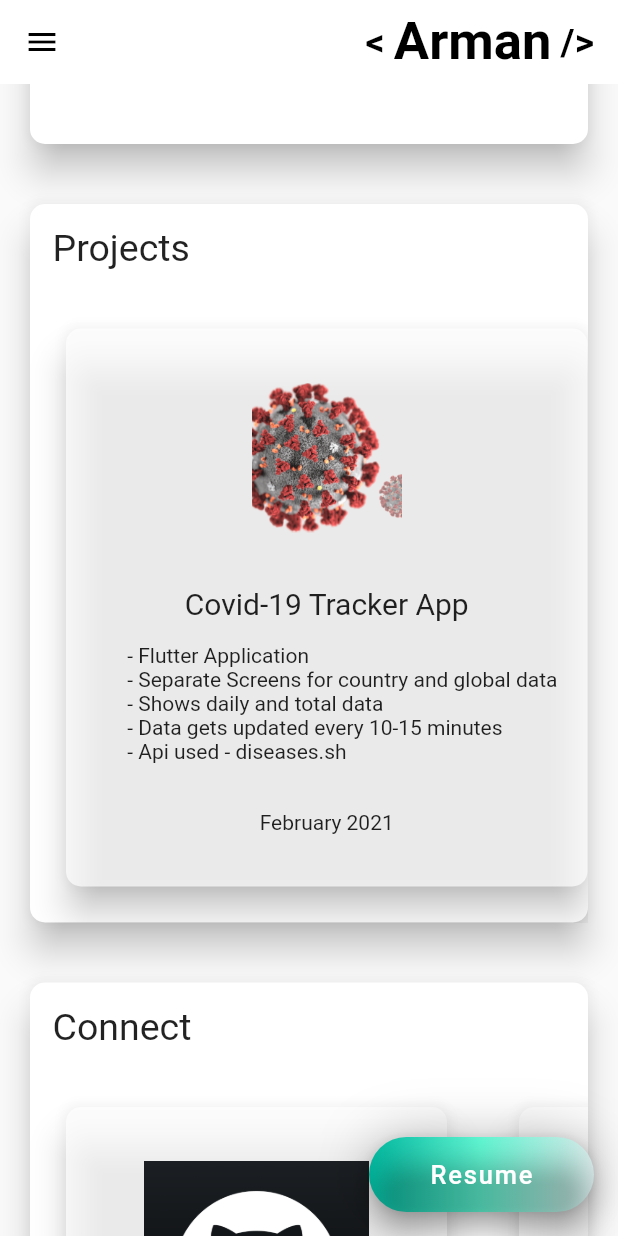
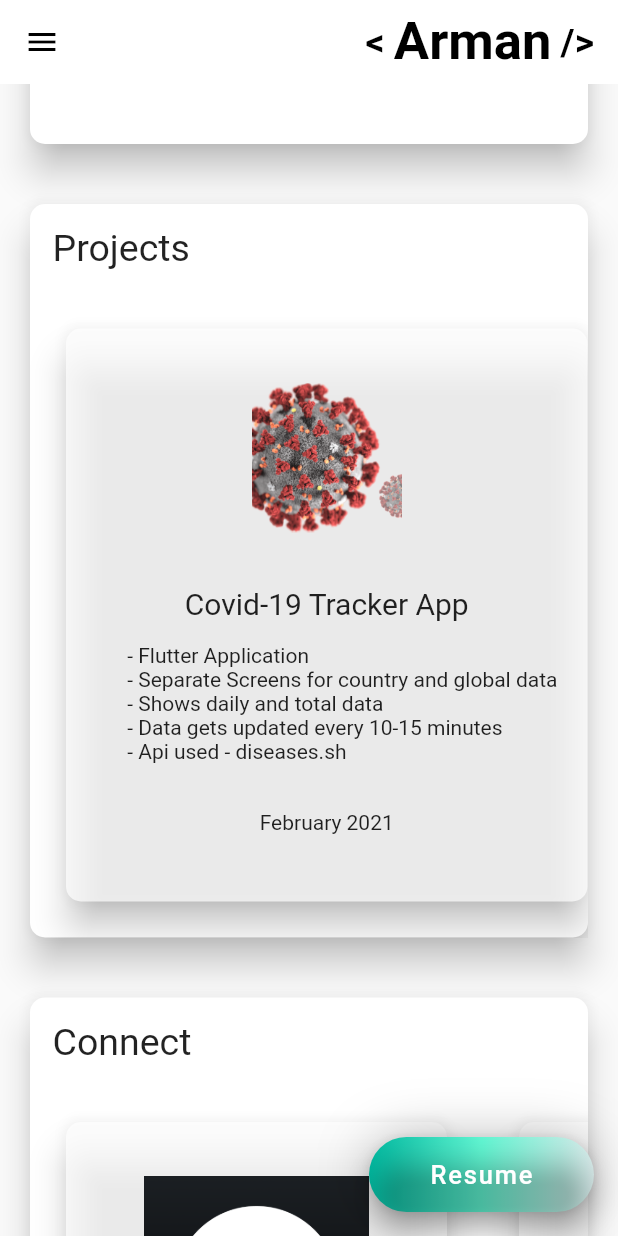
Before and after one commit to ArmanNawaz/My_Portfolio, a Flutter app: the screen it shows after launch, scrolled down 1152 dp, after a tap on "Resume", on a phone screen of 412 x 824 dp. Run offline on Flutter 3.47's test engine with Material 2 defaults, Android fonts, the phone set to English and light mode, and no system bars; drawn by our look-alikes of scrollable_positioned_list; our stand-ins replace animated_text_kit, google_fonts; network calls fail.

Commit message:
Fixed mobile UI

```diff
--- a/lib/cards/connect.dart
+++ b/lib/cards/connect.dart
@@ -8,7 +8,7 @@ class Connect extends StatelessWidget {
 
   void gotoLink(String link) {
     Uri uri = Uri.parse(link);
-    launchUrl(uri);
+    launchUrl(uri, mode: LaunchMode.externalApplication);
   }
 
   @override
--- a/lib/cards/intro.dart
+++ b/lib/cards/intro.dart
@@ -90,10 +90,22 @@ class MyIntro extends StatelessWidget {
                         style: GoogleFonts.aBeeZee(fontSize: 20),
                         child: AnimatedTextKit(
                           animatedTexts: [
-                            RotateAnimatedText('Android Development'),
-                            RotateAnimatedText('Web Development'),
-                            RotateAnimatedText('Problem Solving'),
-                            RotateAnimatedText('Languages: C, C++, Python'),
+                            RotateAnimatedText('Android Development',
+                                textStyle: const TextStyle(
+                                    color: Colors.teal,
+                                    fontWeight: FontWeight.bold)),
+                            RotateAnimatedText('Web Development',
+                                textStyle: const TextStyle(
+                                    color: Colors.teal,
+                                    fontWeight: FontWeight.bold)),
+                            RotateAnimatedText('Problem Solving',
+                                textStyle: const TextStyle(
+                                    color: Colors.teal,
+                                    fontWeight: FontWeight.bold)),
+                            RotateAnimatedText('Languages: C, C++, Python',
+                                textStyle: const TextStyle(
+                                    color: Colors.teal,
+                                    fontWeight: FontWeight.bold)),
                           ],
                           isRepeatingAnimation: true,
                           repeatForever: true,
--- a/lib/cards/projects.dart
+++ b/lib/cards/projects.dart
@@ -8,7 +8,7 @@ class Projects extends StatelessWidget {
 
   void gotoLink(String link) {
     Uri uri = Uri.parse(link);
-    launchUrl(uri);
+    launchUrl(uri, mode: LaunchMode.externalApplication);
   }
 
   @override
@@ -90,7 +90,7 @@ class Projects extends StatelessWidget {
       allProjectsList.add(eachProject);
     }
     return SizedBox(
-      height: 420,
+      height: 430,
       child:
           ListView(scrollDirection: Axis.horizontal, children: allProjectsList),
     );
--- a/lib/main.dart
+++ b/lib/main.dart
@@ -1,6 +1,6 @@
 import 'package:flutter/material.dart';
 import 'package:portfolio_new/cards/leetcode.dart';
-import 'package:portfolio_new/controller/leetcode_model.dart';
+import 'package:portfolio_new/controller/leetcode_controller.dart';
 import 'package:portfolio_new/header/components/drawer.dart';
 import 'package:portfolio_new/header/header.dart';
 import 'package:portfolio_new/homepage.dart';
@@ -12,7 +12,7 @@ final Uri _url = Uri.parse(
     'https://drive.google.com/file/d/11t-f2_XDUBiM9v5FAYSXfmiUTiyjbuou/view?usp=sharing');
 
 void _resume() {
-  launchUrl(_url);
+  launchUrl(_url, mode: LaunchMode.externalApplication);
 }
 
 void main() {
--- a/lib/utilities/my_progress_indicator.dart
+++ b/lib/utilities/my_progress_indicator.dart
@@ -26,7 +26,7 @@ class MyProgressIndicator extends StatelessWidget {
           children: [
             Center(
               child: Text(
-                "${value.toString()} / ${total.toString()}",
+                "${value.toInt().toString()} / ${total.toInt().toString()}",
                 style: const TextStyle(
                     fontSize: 20.0, fontWeight: FontWeight.bold),
               ),
```
Also changed, not shown: lib/controller/leetcode_controller.dart (renamed from lib/controller/leetcode_model.dart), 5 other files.
